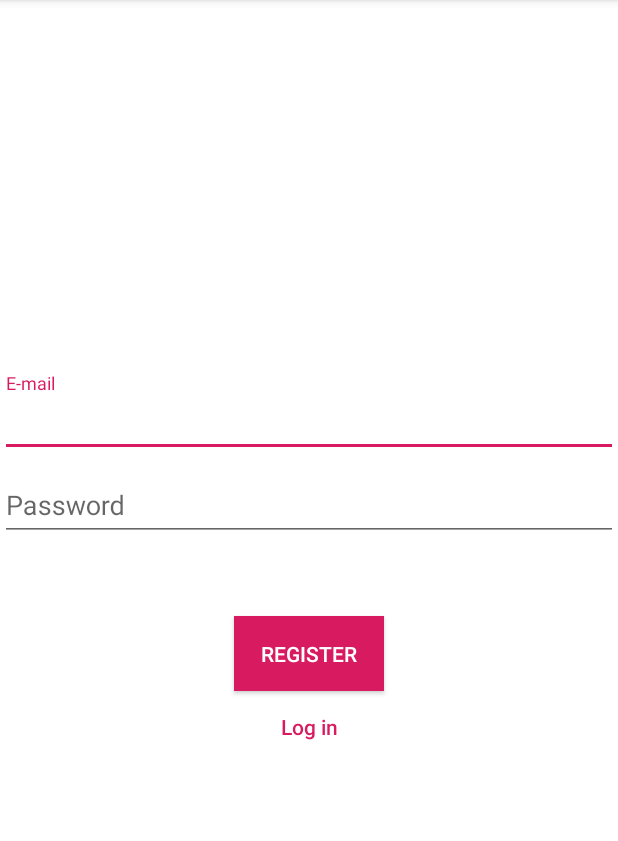
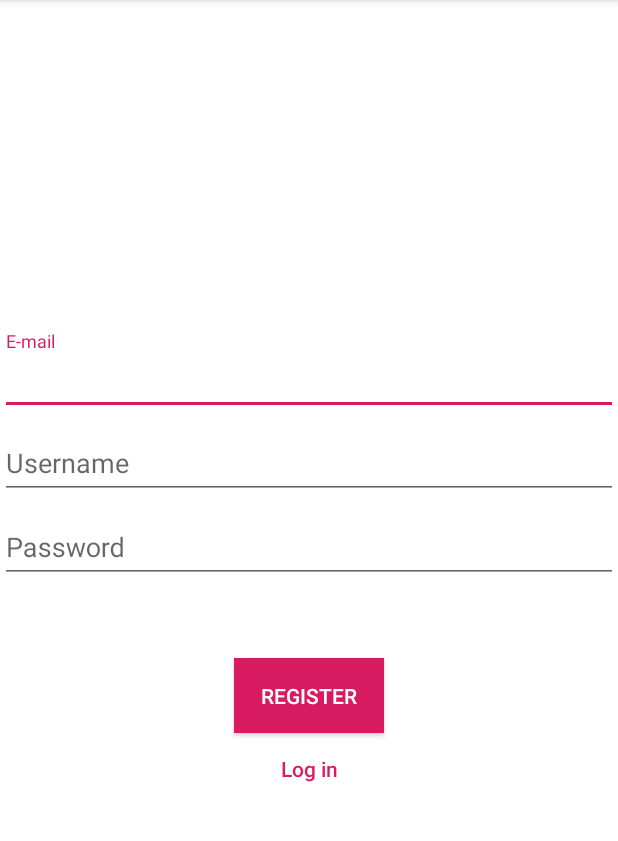
Before and after one commit to anvitgupta/bucketlist, an Android app: the screen it shows after launch (RegisterActivity), after a tap on "REGISTER", on a phone screen of 412 x 824 dp, the part 84-925 px from its top. Run offline under Robolectric (Android 15) with nearby library versions, the phone set to English and light mode, and no system bars; our stand-ins replace Firebase (no records; nobody signed in at launch, a user with empty details on screens opened directly).

Commit message:
Add user display name

```diff
--- a/android/app/src/main/java/com/cs4279/buckit/MainActivity.java
+++ b/android/app/src/main/java/com/cs4279/buckit/MainActivity.java
@@ -62,7 +62,7 @@ public class MainActivity extends AppCompatActivity {
             @Override
             public void onAuthStateChanged(@NonNull FirebaseAuth firebaseAuth) {
                 FirebaseUser user = firebaseAuth.getCurrentUser();
-                if(user == null){
+                if(user == null) {
                     startActivity(new Intent(getApplicationContext(), LoginActivity.class));
                     finish();
                 }
@@ -70,7 +70,7 @@ public class MainActivity extends AppCompatActivity {
         };
 
         final FirebaseUser user  = firebaseAuth.getCurrentUser();
-        textView.setText("Account: " + user.getEmail());
+        textView.setText("Account: " + user.getDisplayName());
 
         deleteAccountButton.setOnClickListener(new View.OnClickListener() {
             @Override
--- a/android/app/src/main/java/com/cs4279/buckit/RegisterActivity.java
+++ b/android/app/src/main/java/com/cs4279/buckit/RegisterActivity.java
@@ -18,12 +18,16 @@ import com.google.android.gms.tasks.Task;
 import com.google.firebase.FirebaseApp;
 import com.google.firebase.auth.AuthResult;
 import com.google.firebase.auth.FirebaseAuth;
+import com.google.firebase.auth.UserProfileChangeRequest;
+import com.google.firebase.database.DatabaseReference;
+import com.google.firebase.database.FirebaseDatabase;
 
 
 public class RegisterActivity extends AppCompatActivity {
-    EditText email,password;
+    EditText email,password,username;
     Button registerButton,loginButton;
     FirebaseAuth firebaseAuth;
+    DatabaseReference mDatabase;
     @Override
     protected void onCreate(@Nullable Bundle savedInstanceState) {
         super.onCreate(savedInstanceState);
@@ -32,17 +36,21 @@ public class RegisterActivity extends AppCompatActivity {
         setContentView(R.layout.activity_register);
 
         email = (TextInputEditText) findViewById(R.id.emailField);
+        username = (TextInputEditText) findViewById(R.id.usernameField);
         password = (TextInputEditText) findViewById(R.id.passwordField);
         registerButton = (Button) findViewById(R.id.RegisterButton);
         loginButton = (Button) findViewById(R.id.LogInButton);
 
         firebaseAuth = FirebaseAuth.getInstance();
 
+        mDatabase = FirebaseDatabase.getInstance().getReference();
+
         registerButton.setOnClickListener(new View.OnClickListener() {
             @Override
             public void onClick(View v) {
-                String emailStr = email.getText().toString();
-                String passwordStr = password.getText().toString();
+                final String emailStr = email.getText().toString();
+                final String usernameStr = username.getText().toString();
+                final String passwordStr = password.getText().toString();
 
                 if(TextUtils.isEmpty(emailStr)){
                     Toast.makeText(getApplicationContext(),"Please fill in the required fields",Toast.LENGTH_SHORT).show();
@@ -61,6 +69,12 @@ public class RegisterActivity extends AppCompatActivity {
                             @Override
                             public void onComplete(@NonNull Task<AuthResult> task) {
                                 if(task.isSuccessful()){
+                                    UserProfileChangeRequest profileUpdates = new UserProfileChangeRequest.Builder()
+                                            .setDisplayName(usernameStr).build();
+                                    firebaseAuth.getCurrentUser().updateProfile(profileUpdates);
+
+                                    mDatabase.child("users").child(firebaseAuth.getCurrentUser().getUid()).setValue(new BuckItUser(emailStr, usernameStr));
+
                                     startActivity(new Intent(getApplicationContext(),MainActivity.class));
                                     finish();
                                 }
--- a/android/app/src/main/res/layout/activity_register.xml
+++ b/android/app/src/main/res/layout/activity_register.xml
@@ -20,7 +20,19 @@
 
     </android.support.design.widget.TextInputLayout>
 
+    <android.support.design.widget.TextInputLayout
+        android:layout_height="wrap_content"
+        android:layout_width="match_parent">
+        <android.support.design.widget.TextInputEditText
+            android:layout_width="match_parent"
+            android:layout_height="wrap_content"
+            android:inputType="text"
+            android:ems="10"
+            android:layout_marginTop="10dp"
+            android:id="@+id/usernameField"
+            android:hint="Username" />
 
+    </android.support.design.widget.TextInputLayout>
 
     <android.support.design.widget.TextInputLayout
         android:layout_height="wrap_content"
```
Also changed, not shown: android/app/src/main/java/com/cs4279/buckit/AddItemActivity.java (+9 -2 lines), android/app/src/main/java/com/cs4279/buckit/BuckItUser.java (added, +34 -0 lines), android/app/src/main/java/com/cs4279/buckit/ItemsAdapter.java (+7 -1 lines), android/app/src/main/java/com/cs4279/buckit/LoginActivity.java (+1 -28 lines), android/app/src/main/res/layout/item_cards.xml (+15 -1 lines).
